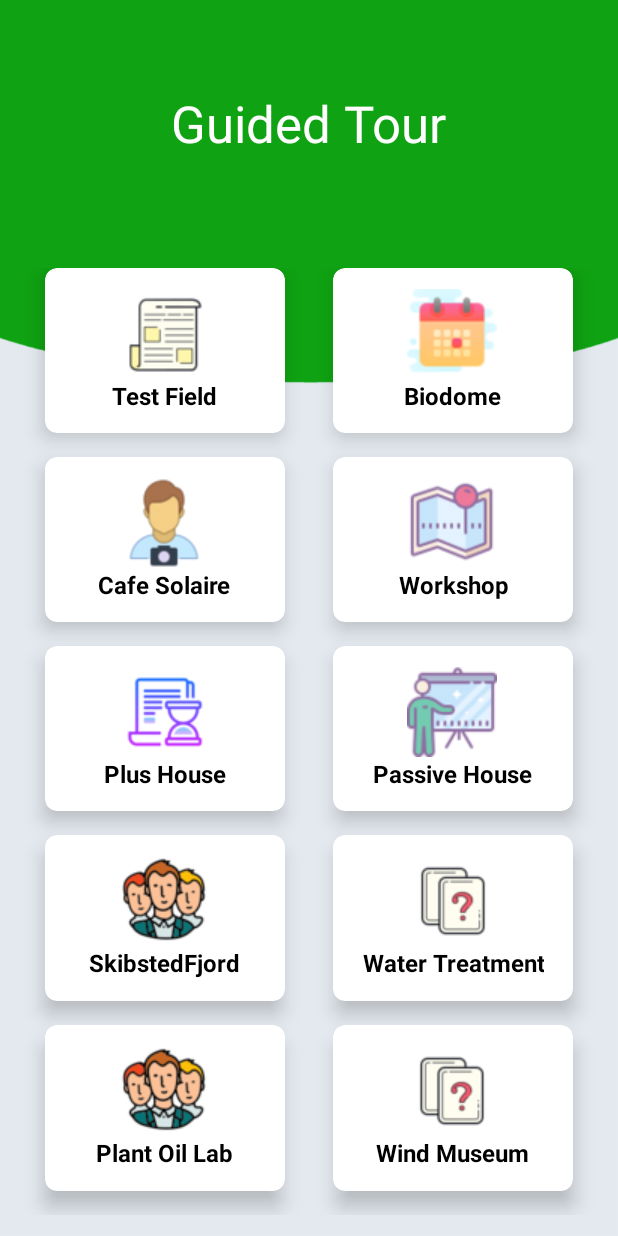
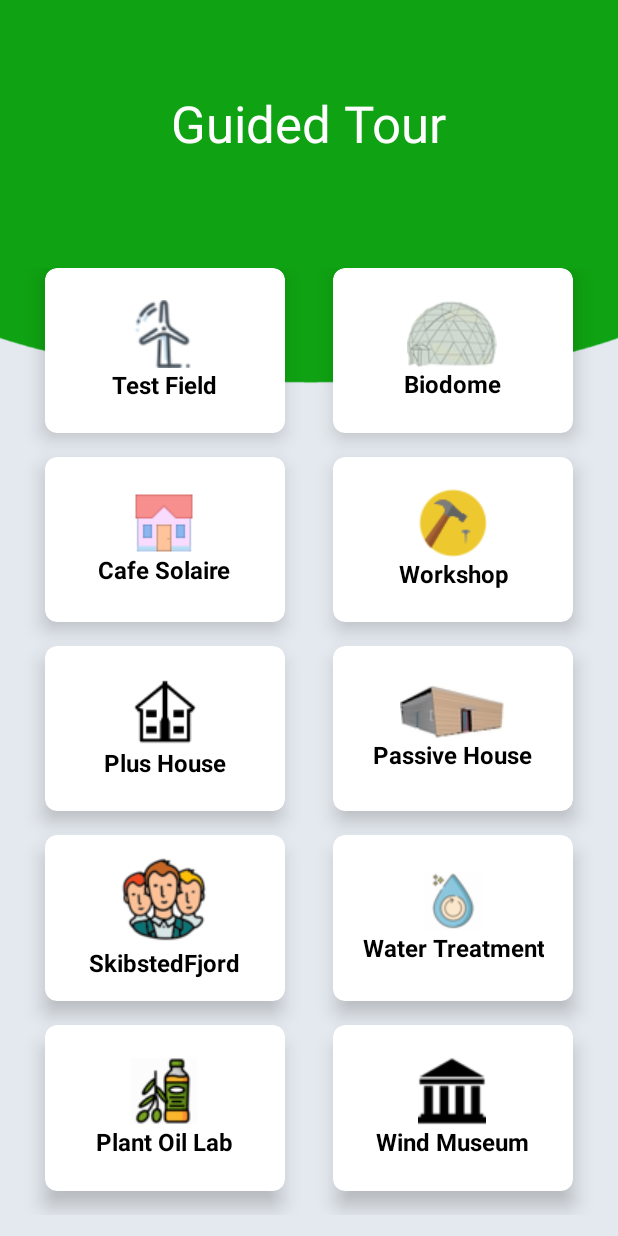
Before and after one commit to IonutPutinica/FolkecenterMobileApp, an Android app: the GuidedTourActivity screen opened directly, with no data from a screen before it, on a phone screen of 412 x 824 dp. Run offline under Robolectric (Android 15) with nearby library versions, the phone set to English and light mode, and no system bars.

Commit message:
Created empty templates for guided tour pages + finalized main page

```diff
--- a/MobileApp/app/src/main/res/layout/guided_tour_page.xml
+++ b/MobileApp/app/src/main/res/layout/guided_tour_page.xml
@@ -61,7 +61,7 @@
                 android:layout_height="wrap_content">
 
                 <ImageView
-                    android:src="@drawable/news_icon"
+                    android:src="@drawable/test_field_icon"
                     android:layout_gravity="center_horizontal"
                     android:layout_width="wrap_content"
                     android:layout_height="wrap_content" />
@@ -103,7 +103,7 @@
                 android:layout_height="wrap_content">
 
                 <ImageView
-                    android:src="@drawable/events_icon"
+                    android:src="@drawable/biodome_icon"
                     android:layout_gravity="center_horizontal"
                     android:layout_width="wrap_content"
                     android:layout_height="wrap_content" />
@@ -145,7 +145,7 @@
                 android:layout_height="wrap_content">
 
                 <ImageView
-                    android:src="@drawable/tour_icon"
+                    android:src="@drawable/cafe_solaire_icon"
                     android:layout_gravity="center_horizontal"
                     android:layout_width="wrap_content"
                     android:layout_height="wrap_content" />
@@ -187,7 +187,7 @@
                 android:layout_height="wrap_content">
 
                 <ImageView
-                    android:src="@drawable/map_icon"
+                    android:src="@drawable/workshop_icon"
                     android:layout_gravity="center_horizontal"
                     android:layout_width="wrap_content"
                     android:layout_height="wrap_content" />
@@ -229,7 +229,7 @@
                 android:layout_height="wrap_content">
 
                 <ImageView
-                    android:src="@drawable/history_icon"
+                    android:src="@drawable/plus_house_icon"
                     android:layout_gravity="center_horizontal"
                     android:layout_width="wrap_content"
                     android:layout_height="wrap_content" />
@@ -271,7 +271,7 @@
                 android:layout_height="wrap_content">
 
                 <ImageView
-                    android:src="@drawable/training_icon"
+                    android:src="@drawable/passive_house_icon"
                     android:layout_gravity="center_horizontal"
                     android:layout_width="wrap_content"
                     android:layout_height="wrap_content" />
@@ -355,7 +355,7 @@
                 android:layout_height="wrap_content">
 
                 <ImageView
-                    android:src="@drawable/quiz_icon"
+                    android:src="@drawable/water_treatment_icon"
                     android:layout_gravity="center_horizontal"
                     android:layout_width="wrap_content"
                     android:layout_height="wrap_content" />
@@ -397,7 +397,7 @@
                 android:layout_height="wrap_content">
 
                 <ImageView
-                    android:src="@drawable/life_icon"
+                    android:src="@drawable/plant_oil_lab_icon"
                     android:layout_gravity="center_horizontal"
                     android:layout_width="wrap_content"
                     android:layout_height="wrap_content" />
@@ -439,7 +439,7 @@
                 android:layout_height="wrap_content">
 
                 <ImageView
-                    android:src="@drawable/quiz_icon"
+                    android:src="@drawable/wind_museum_icon"
                     android:layout_gravity="center_horizontal"
                     android:layout_width="wrap_content"
                     android:layout_height="wrap_content" />
--- /dev/null
+++ b/MobileApp/app/src/main/res/layout/tour_biodome.xml
@@ -0,0 +1,6 @@
+<?xml version="1.0" encoding="utf-8"?>
+<android.support.constraint.ConstraintLayout
+    xmlns:android="http://schemas.android.com/apk/res/android" android:layout_width="match_parent"
+    android:layout_height="match_parent">
+
+</android.support.constraint.ConstraintLayout>
--- /dev/null
+++ b/MobileApp/app/src/main/res/layout/tour_cafe_solaire.xml
@@ -0,0 +1,6 @@
+<?xml version="1.0" encoding="utf-8"?>
+<android.support.constraint.ConstraintLayout
+    xmlns:android="http://schemas.android.com/apk/res/android" android:layout_width="match_parent"
+    android:layout_height="match_parent">
+
+</android.support.constraint.ConstraintLayout>
--- /dev/null
+++ b/MobileApp/app/src/main/res/layout/tour_passive_house.xml
@@ -0,0 +1,6 @@
+<?xml version="1.0" encoding="utf-8"?>
+<android.support.constraint.ConstraintLayout
+    xmlns:android="http://schemas.android.com/apk/res/android" android:layout_width="match_parent"
+    android:layout_height="match_parent">
+
+</android.support.constraint.ConstraintLayout>
--- /dev/null
+++ b/MobileApp/app/src/main/res/layout/tour_plant_oil_lab.xml
@@ -0,0 +1,6 @@
+<?xml version="1.0" encoding="utf-8"?>
+<android.support.constraint.ConstraintLayout
+    xmlns:android="http://schemas.android.com/apk/res/android" android:layout_width="match_parent"
+    android:layout_height="match_parent">
+
+</android.support.constraint.ConstraintLayout>
--- /dev/null
+++ b/MobileApp/app/src/main/res/layout/tour_plus_house.xml
@@ -0,0 +1,6 @@
+<?xml version="1.0" encoding="utf-8"?>
+<android.support.constraint.ConstraintLayout
+    xmlns:android="http://schemas.android.com/apk/res/android" android:layout_width="match_parent"
+    android:layout_height="match_parent">
+
+</android.support.constraint.ConstraintLayout>
--- /dev/null
+++ b/MobileApp/app/src/main/res/layout/tour_skibstedfjord.xml
@@ -0,0 +1,6 @@
+<?xml version="1.0" encoding="utf-8"?>
+<android.support.constraint.ConstraintLayout
+    xmlns:android="http://schemas.android.com/apk/res/android" android:layout_width="match_parent"
+    android:layout_height="match_parent">
+
+</android.support.constraint.ConstraintLayout>
--- /dev/null
+++ b/MobileApp/app/src/main/res/layout/tour_test_field.xml
@@ -0,0 +1,6 @@
+<?xml version="1.0" encoding="utf-8"?>
+<android.support.constraint.ConstraintLayout
+    xmlns:android="http://schemas.android.com/apk/res/android" android:layout_width="match_parent"
+    android:layout_height="match_parent">
+
+</android.support.constraint.ConstraintLayout>
--- /dev/null
+++ b/MobileApp/app/src/main/res/layout/tour_water_treatment.xml
@@ -0,0 +1,6 @@
+<?xml version="1.0" encoding="utf-8"?>
+<android.support.constraint.ConstraintLayout
+    xmlns:android="http://schemas.android.com/apk/res/android" android:layout_width="match_parent"
+    android:layout_height="match_parent">
+
+</android.support.constraint.ConstraintLayout>
--- /dev/null
+++ b/MobileApp/app/src/main/res/layout/tour_wind_museum.xml
@@ -0,0 +1,6 @@
+<?xml version="1.0" encoding="utf-8"?>
+<android.support.constraint.ConstraintLayout
+    xmlns:android="http://schemas.android.com/apk/res/android" android:layout_width="match_parent"
+    android:layout_height="match_parent">
+
+</android.support.constraint.ConstraintLayout>
--- /dev/null
+++ b/MobileApp/app/src/main/res/layout/tour_workshop.xml
@@ -0,0 +1,6 @@
+<?xml version="1.0" encoding="utf-8"?>
+<android.support.constraint.ConstraintLayout
+    xmlns:android="http://schemas.android.com/apk/res/android" android:layout_width="match_parent"
+    android:layout_height="match_parent">
+
+</android.support.constraint.ConstraintLayout>
```
Also changed, not shown: MobileApp/app/src/main/res/drawable/biodome_icon.jpg (added), MobileApp/app/src/main/res/drawable/cafe_solaire_icon.png (added), MobileApp/app/src/main/res/drawable/passive_house_icon.jpg (added), MobileApp/app/src/main/res/drawable/plant_oil_lab_icon.png (added), MobileApp/app/src/main/res/drawable/plus_house_icon.png (added), MobileApp/app/src/main/res/drawable/test_field_icon.png (added), MobileApp/app/src/main/res/drawable/water_treatment_icon.png (added), MobileApp/app/src/main/res/drawable/wind_museum_icon.png (added), MobileApp/app/src/main/res/drawable/workshop_icon.png (added).
